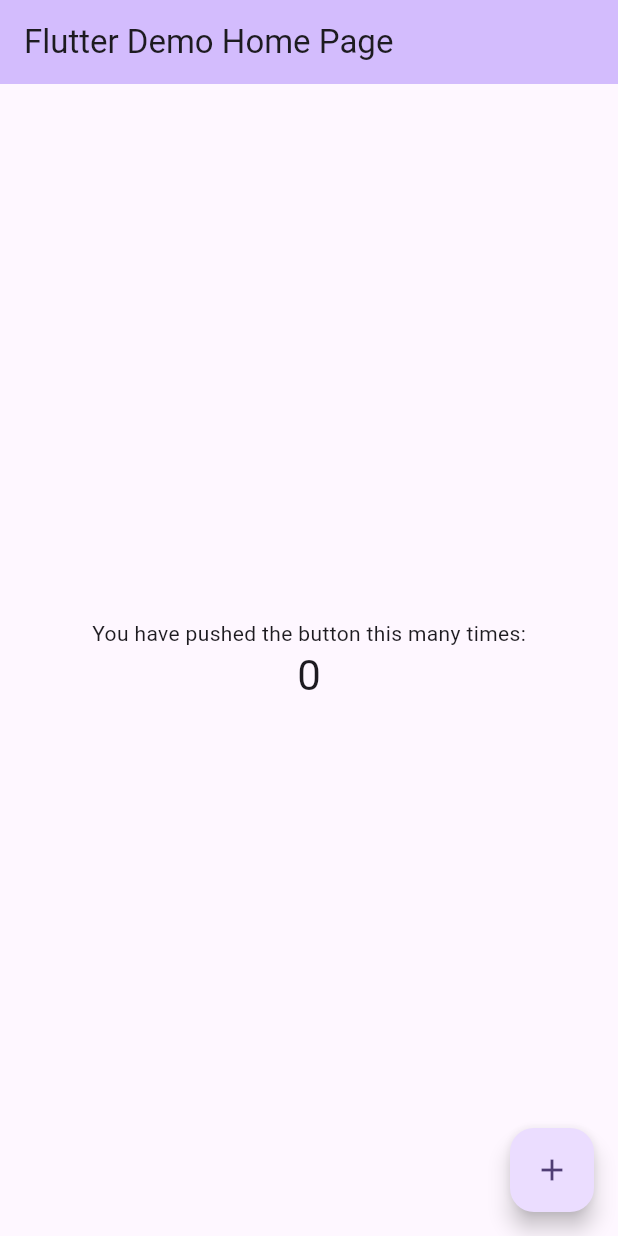
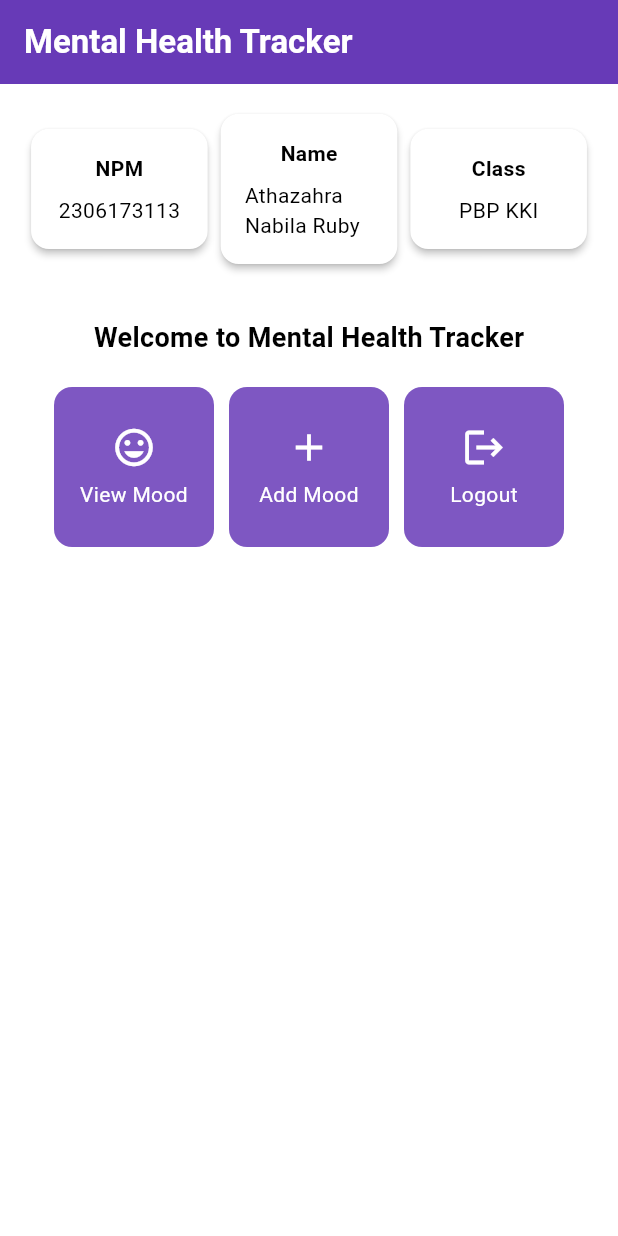
Before and after one commit to thataruby/mental-health-tracker-mobile, a Flutter app: the screen it shows after launch, on a phone screen of 412 x 824 dp. Run offline on Flutter 3.47's test engine with Material 3 defaults, Android fonts, the phone set to English and light mode, and no system bars.

Commit message:
finished tutorial 6

```diff
--- a/lib/main.dart
+++ b/lib/main.dart
@@ -1,4 +1,5 @@
 import 'package:flutter/material.dart';
+import 'package:mental_health_tracker/menu.dart';
 
 void main() {
   runApp(const MyApp());
@@ -28,98 +29,12 @@ class MyApp extends StatelessWidget {
         //
         // This works for code too, not just values: Most code changes can be
         // tested with just a hot reload.
-        colorScheme: ColorScheme.fromSeed(seedColor: Colors.deepPurple),
+        colorScheme: ColorScheme.fromSwatch(
+          primarySwatch: Colors.deepPurple,
+        ).copyWith(secondary: Colors.deepPurple[400]),
         useMaterial3: true,
       ),
-      home: const MyHomePage(title: 'Flutter Demo Home Page'),
+      home: MyHomePage(),
     );
   }
 }
-
-class MyHomePage extends StatefulWidget {
-  const MyHomePage({super.key, required this.title});
-
-  // This widget is the home page of your application. It is stateful, meaning
-  // that it has a State object (defined below) that contains fields that affect
-  // how it looks.
-
-  // This class is the configuration for the state. It holds the values (in this
-  // case the title) provided by the parent (in this case the App widget) and
-  // used by the build method of the State. Fields in a Widget subclass are
-  // always marked "final".
-
-  final String title;
-
-  @override
-  State<MyHomePage> createState() => _MyHomePageState();
-}
-
-class _MyHomePageState extends State<MyHomePage> {
-  int _counter = 0;
-
-  void _incrementCounter() {
-    setState(() {
-      // This call to setState tells the Flutter framework that something has
-      // changed in this State, which causes it to rerun the build method below
-      // so that the display can reflect the updated values. If we changed
-      // _counter without calling setState(), then the build method would not be
-      // called again, and so nothing would appear to happen.
-      _counter++;
-    });
-  }
-
-  @override
-  Widget build(BuildContext context) {
-    // This method is rerun every time setState is called, for instance as done
-    // by the _incrementCounter method above.
-    //
-    // The Flutter framework has been optimized to make rerunning build methods
-    // fast, so that you can just rebuild anything that needs updating rather
-    // than having to individually change instances of widgets.
-    return Scaffold(
-      appBar: AppBar(
-        // TRY THIS: Try changing the color here to a specific color (to
-        // Colors.amber, perhaps?) and trigger a hot reload to see the AppBar
-        // change color while the other colors stay the same.
-        backgroundColor: Theme.of(context).colorScheme.inversePrimary,
-        // Here we take the value from the MyHomePage object that was created by
-        // the App.build method, and use it to set our appbar title.
-        title: Text(widget.title),
-      ),
-      body: Center(
-        // Center is a layout widget. It takes a single child and positions it
-        // in the middle of the parent.
-        child: Column(
-          // Column is also a layout widget. It takes a list of children and
-          // arranges them vertically. By default, it sizes itself to fit its
-          // children horizontally, and tries to be as tall as its parent.
-          //
-          // Column has various properties to control how it sizes itself and
-          // how it positions its children. Here we use mainAxisAlignment to
-          // center the children vertically; the main axis here is the vertical
-          // axis because Columns are vertical (the cross axis would be
-          // horizontal).
-          //
-          // TRY THIS: Invoke "debug painting" (choose the "Toggle Debug Paint"
-          // action in the IDE, or press "p" in the console), to see the
-          // wireframe for each widget.
-          mainAxisAlignment: MainAxisAlignment.center,
-          children: <Widget>[
-            const Text(
-              'You have pushed the button this many times:',
-            ),
-            Text(
-              '$_counter',
-              style: Theme.of(context).textTheme.headlineMedium,
-            ),
-          ],
-        ),
-      ),
-      floatingActionButton: FloatingActionButton(
-        onPressed: _incrementCounter,
-        tooltip: 'Increment',
-        child: const Icon(Icons.add),
-      ), // This trailing comma makes auto-formatting nicer for build methods.
-    );
-  }
-}
--- /dev/null
+++ b/lib/menu.dart
@@ -0,0 +1,186 @@
+import 'package:flutter/material.dart';
+
+class MyHomePage extends StatelessWidget {
+  MyHomePage({super.key});
+  final String npm = '2306173113'; // NPM
+  final String name = 'Athazahra Nabila Ruby'; // Name
+  final String className = 'PBP KKI'; // Class
+
+  final List<ItemHomepage> items = [
+    ItemHomepage("View Mood", Icons.mood),
+    ItemHomepage("Add Mood", Icons.add),
+    ItemHomepage("Logout", Icons.logout),
+  ];
+
+  @override
+  Widget build(BuildContext context) {
+    // Scaffold provides the basic structure of the page with the AppBar and body.
+    return Scaffold(
+      // AppBar is the top part of the page that displays the title.
+      appBar: AppBar(
+        // The title of the application "Mental Health Tracker" with white text and bold font.
+        title: const Text(
+          'Mental Health Tracker',
+          style: TextStyle(
+            color: Colors.white,
+            fontWeight: FontWeight.bold,
+          ),
+        ),
+        // The background color of the AppBar is obtained from the application theme color scheme.
+        backgroundColor: Theme.of(context).colorScheme.primary,
+      ),
+      // Body of the page with paddings around it.
+      body: Padding(
+        padding: const EdgeInsets.all(16.0),
+        // Place the widget vertically in a column.
+        child: Column(
+          crossAxisAlignment: CrossAxisAlignment.center,
+          children: [
+            // Row to display 3 InfoCard horizontally.
+            Row(
+              mainAxisAlignment: MainAxisAlignment.spaceEvenly,
+              children: [
+                InfoCard(title: 'NPM', content: npm),
+                InfoCard(title: 'Name', content: name),
+                InfoCard(title: 'Class', content: className),
+              ],
+            ),
+
+            // Give a vertical space of 16 units.
+            const SizedBox(height: 16.0),
+
+            // Place the following widget in the center of the page.
+            Center(
+              child: Column(
+                // Place the text and grid item vertically.
+
+                children: [
+                  // Display the welcome message with bold font and size 18.
+                  const Padding(
+                    padding: EdgeInsets.only(top: 16.0),
+                    child: Text(
+                      'Welcome to Mental Health Tracker',
+                      style: TextStyle(
+                        fontWeight: FontWeight.bold,
+                        fontSize: 18.0,
+                      ),
+                    ),
+                  ),
+
+                  // Grid to display ItemCard in a 3 column grid.
+                  GridView.count(
+                    primary: true,
+                    padding: const EdgeInsets.all(20),
+                    crossAxisSpacing: 10,
+                    mainAxisSpacing: 10,
+                    crossAxisCount: 3,
+                    // To ensure that the grid fits its height.
+                    shrinkWrap: true,
+
+                    // Display ItemCard for each item in the items list.
+                    children: items.map((ItemHomepage item) {
+                      return ItemCard(item);
+                    }).toList(),
+                  ),
+                ],
+              ),
+            ),
+          ],
+        ),
+      ),
+    );
+  }
+}
+
+class InfoCard extends StatelessWidget {
+  // Card information that displays the title and content.
+
+  final String title;  // Card title.
+  final String content;  // Card content.
+
+  const InfoCard({super.key, required this.title, required this.content});
+
+  @override
+  Widget build(BuildContext context) {
+    return Card(
+      // Create a card box with a shadow.
+      elevation: 2.0,
+      child: Container(
+        // Set the size and spacing within the card.
+        width: MediaQuery.of(context).size.width / 3.5, // Adjust with the width of the device used.
+        padding: const EdgeInsets.all(16.0),
+        // Place the title and content vertically.
+        child: Column(
+          children: [
+            Text(
+              title,
+              style: const TextStyle(fontWeight: FontWeight.bold),
+            ),
+            const SizedBox(height: 8.0),
+            Text(content),
+          ],
+        ),
+      ),
+    );
+  }
+}
+
+class ItemHomepage {
+  final String name;
+  final IconData icon;
+
+  ItemHomepage(this.name, this.icon);
+}
+
+class ItemCard extends StatelessWidget {
+  // Display the card with an icon and name.
+
+  final ItemHomepage item;
+
+  const ItemCard(this.item, {super.key});
+
+  @override
+  Widget build(BuildContext context) {
+    return Material(
+      // Specify the background color of the application theme.
+      color: Theme.of(context).colorScheme.secondary,
+      // Round the card border.
+      borderRadius: BorderRadius.circular(12),
+
+      child: InkWell(
+        // Action when the card is pressed.
+        onTap: () {
+          // Display the SnackBar message when the card is pressed.
+          ScaffoldMessenger.of(context)
+            ..hideCurrentSnackBar()
+            ..showSnackBar(
+                SnackBar(content: Text("You have pressed the ${item.name} button!"))
+            );
+        },
+        // Container to store the Icon and Text
+        child: Container(
+          padding: const EdgeInsets.all(8),
+          child: Center(
+            child: Column(
+              // Place the Icon and Text in the center of the card.
+              mainAxisAlignment: MainAxisAlignment.center,
+              children: [
+                Icon(
+                  item.icon,
+                  color: Colors.white,
+                  size: 30.0,
+                ),
+                const Padding(padding: EdgeInsets.all(3)),
+                Text(
+                  item.name,
+                  textAlign: TextAlign.center,
+                  style: const TextStyle(color: Colors.white),
+                ),
+              ],
+            ),
+          ),
+        ),
+      ),
+    );
+  }
+}
```
